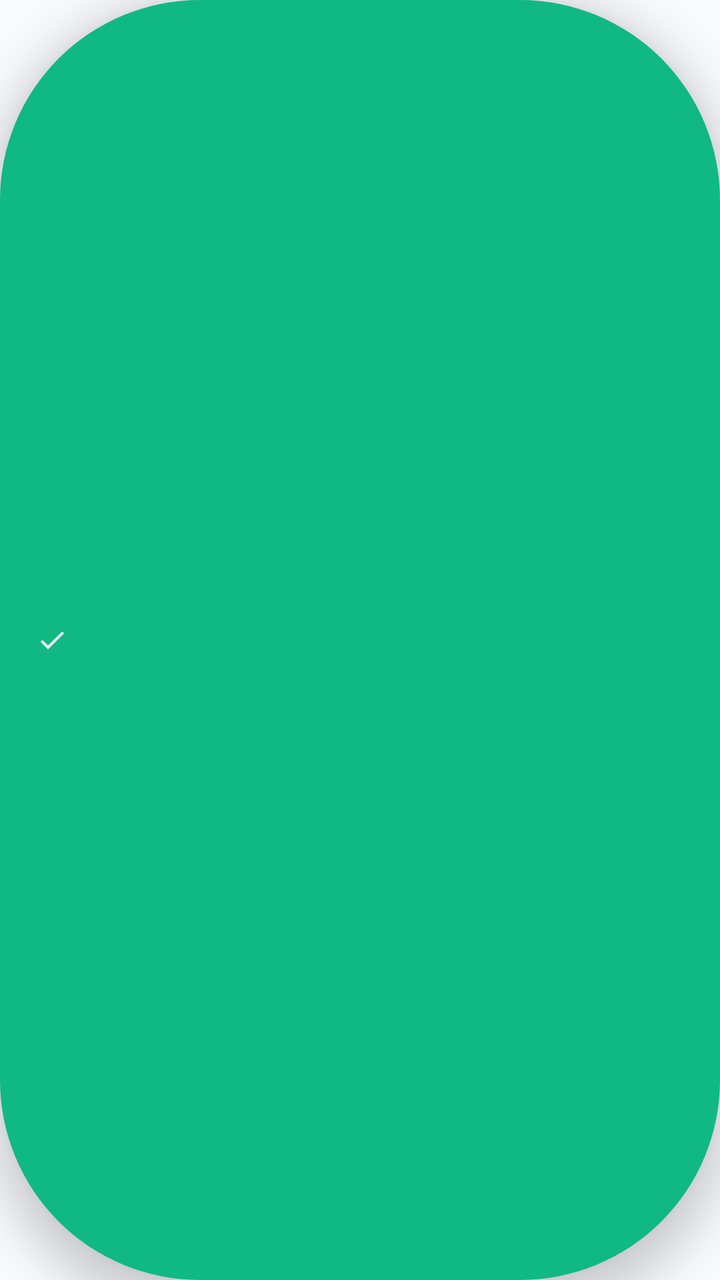
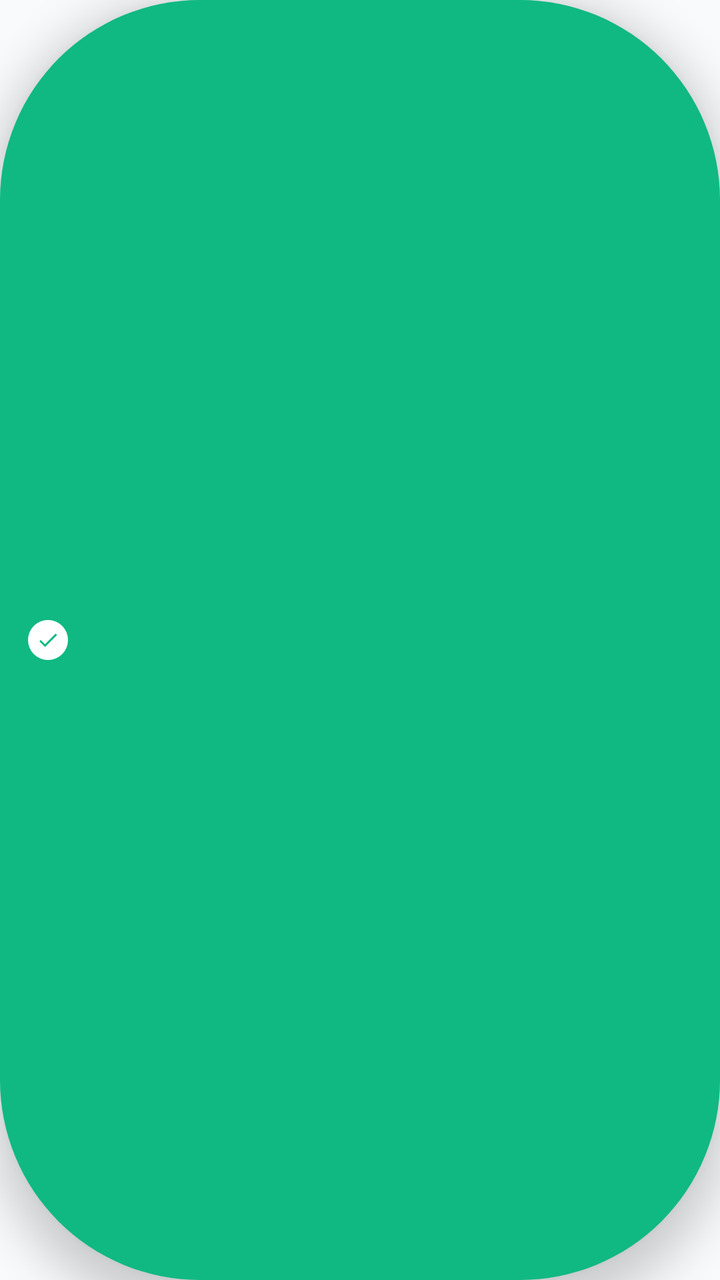

An Android layout rendered at two revisions. The XML below is the earlier revision; the diff shows what the commit changed to produce the second picture.
<!-- AndroidManifest.xml: application theme Theme.SharedFund -->
<!-- res/layout/layout_app_toast.xml -->
<?xml version="1.0" encoding="utf-8"?>
<LinearLayout xmlns:android="http://schemas.android.com/apk/res/android"
    xmlns:app="http://schemas.android.com/apk/res-auto"
    android:id="@+id/toastCardView"
    android:layout_width="wrap_content"
    android:layout_height="wrap_content"
    android:layout_gravity="top|center_horizontal"
    android:background="@drawable/bg_pill_toast"
    android:elevation="12dp"
    android:gravity="center_vertical"
    android:orientation="horizontal"
    android:paddingStart="18dp"
    android:paddingTop="11dp"
    android:paddingEnd="18dp"
    android:paddingBottom="11dp">

    <ImageView
        android:id="@+id/ivToastIcon"
        android:layout_width="16dp"
        android:layout_height="16dp"
        android:layout_gravity="center_vertical"
        android:contentDescription="@null"
        android:src="@drawable/ic_check"
        app:tint="@color/white" />

    <TextView
        android:id="@+id/tvToastMessage"
        android:layout_width="wrap_content"
        android:layout_height="wrap_content"
        android:layout_marginStart="8dp"
        android:layout_gravity="center_vertical"
        android:textColor="@color/white"
        android:textSize="13sp"
        android:textStyle="bold" />

    <TextView
        android:id="@+id/tvToastTitle"
        android:layout_width="0dp"
        android:layout_height="0dp"
        android:visibility="gone" />

    <ImageView
        android:id="@+id/btnToastClose"
        android:layout_width="0dp"
        android:layout_height="0dp"
        android:visibility="gone" />

    <FrameLayout
        android:id="@+id/flToastProgressTrack"
        android:layout_width="0dp"
        android:layout_height="0dp"
        android:visibility="gone">

        <View
            android:id="@+id/viewToastProgressFill"
            android:layout_width="0dp"
            android:layout_height="0dp"
            android:visibility="gone" />
    </FrameLayout>
</LinearLayout>
<!-- resources referenced by this layout -->
<resources>
  <color name="white">#FFFFFFFF</color>
  <!-- drawable bg_pill_toast (drawable) -->
  <?xml version="1.0" encoding="utf-8"?>
  <shape xmlns:android="http://schemas.android.com/apk/res/android"
      android:shape="rectangle">
      <solid android:color="@color/accent_income" />
      <corners android:radius="100dp" />
  </shape>
  <!-- drawable ic_check (drawable) -->
  <vector xmlns:android="http://schemas.android.com/apk/res/android"
      android:width="24dp"
      android:height="24dp"
      android:viewportWidth="24"
      android:viewportHeight="24"
      android:tint="?attr/colorControlNormal">
      <path
          android:fillColor="@android:color/white"
          android:pathData="M9,16.17L4.83,12l-1.42,1.41L9,19 21,7l-1.41,-1.41z"/>
  </vector>
  <style name="Theme.SharedFund" parent="Base.Theme.SharedFund" />
  <color name="accent_income">#10B981</color>
  <style name="Base.Theme.SharedFund" parent="Theme.Material3.Light.NoActionBar">
  
          <item name="colorPrimary">@color/primary</item>
  
          <item name="colorPrimaryDark">@color/primary_dark</item>
  
          <item name="colorSecondary">@color/accent_income</item>
  
          <item name="android:statusBarColor">@color/surface</item>
  
          <item name="android:windowLightStatusBar">true</item>
  
          <item name="android:windowBackground">@color/background</item>
  
          <item name="colorSurface">@color/surface</item>
  
          <item name="colorOnSurface">@color/text_primary</item>
  
          <item name="android:textColorPrimary">@color/text_primary</item>
  
          <item name="android:textColorSecondary">@color/text_secondary</item>
  
          <item name="android:textColorHint">@color/text_secondary</item>
  
          <item name="editTextColor">@color/text_primary</item>
  
      </style>
  <color name="primary">#0052CC</color>
  <color name="primary_dark">#003D99</color>
  <color name="surface">#FFFFFF</color>
  <color name="background">#F8FAFC</color>
  <color name="text_primary">#0F172A</color>
  <color name="text_secondary">#64748B</color>
</resources>

<!-- the commit's change to res/layout/layout_app_toast.xml (unified diff, before → after) -->
@@ -9,25 +9,33 @@
     android:elevation="12dp"
     android:gravity="center_vertical"
     android:orientation="horizontal"
-    android:paddingStart="18dp"
-    android:paddingTop="11dp"
+    android:paddingStart="14dp"
+    android:paddingTop="9dp"
     android:paddingEnd="18dp"
-    android:paddingBottom="11dp">
+    android:paddingBottom="9dp">
 
-    <ImageView
-        android:id="@+id/ivToastIcon"
-        android:layout_width="16dp"
-        android:layout_height="16dp"
+    <FrameLayout
+        android:id="@+id/flToastBadge"
+        android:layout_width="20dp"
+        android:layout_height="20dp"
         android:layout_gravity="center_vertical"
-        android:contentDescription="@null"
-        android:src="@drawable/ic_check"
-        app:tint="@color/white" />
+        android:background="@drawable/bg_circle_badge_white">
+
+        <ImageView
+            android:id="@+id/ivToastIcon"
+            android:layout_width="12dp"
+            android:layout_height="12dp"
+            android:layout_gravity="center"
+            android:contentDescription="@null"
+            android:src="@drawable/ic_check"
+            app:tint="@color/accent_income" />
+    </FrameLayout>
 
     <TextView
         android:id="@+id/tvToastMessage"
         android:layout_width="wrap_content"
         android:layout_height="wrap_content"
-        android:layout_marginStart="8dp"
+        android:layout_marginStart="9dp"
         android:layout_gravity="center_vertical"
         android:textColor="@color/white"
         android:textSize="13sp"
<!-- resource entries referenced after the edit -->
@@ -1,6 +1,12 @@
 <!-- resources referenced by this layout -->
 <resources>
   <color name="white">#FFFFFFFF</color>
+  <!-- drawable bg_circle_badge_white (drawable) -->
+  <?xml version="1.0" encoding="utf-8"?>
+  <shape xmlns:android="http://schemas.android.com/apk/res/android"
+      android:shape="oval">
+      <solid android:color="@color/white" />
+  </shape>
   <!-- drawable bg_pill_toast (drawable) -->
   <?xml version="1.0" encoding="utf-8"?>
   <shape xmlns:android="http://schemas.android.com/apk/res/android"
